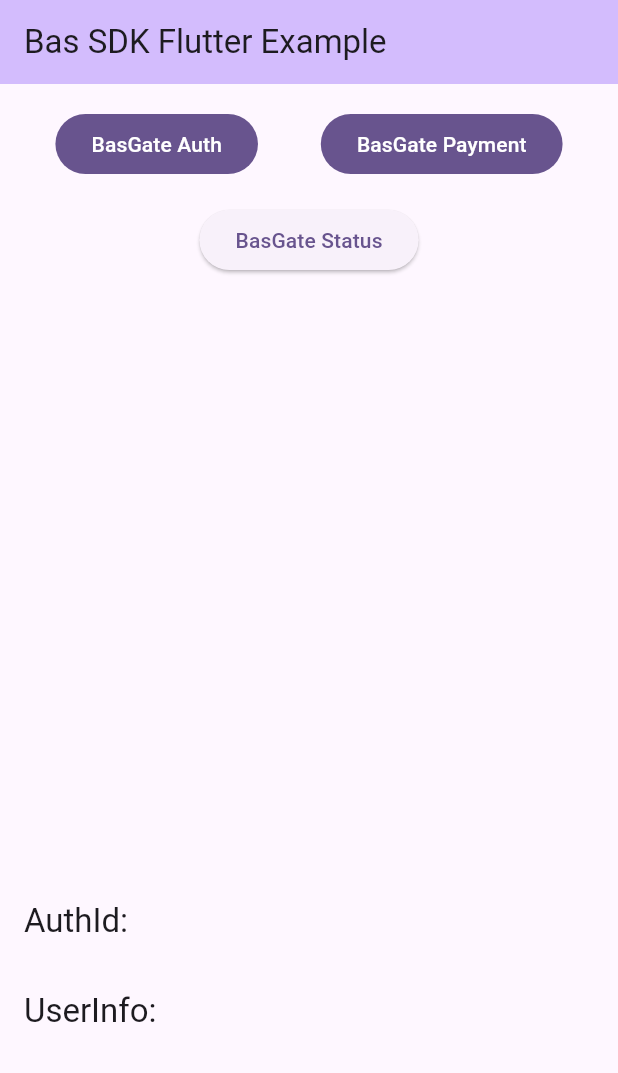
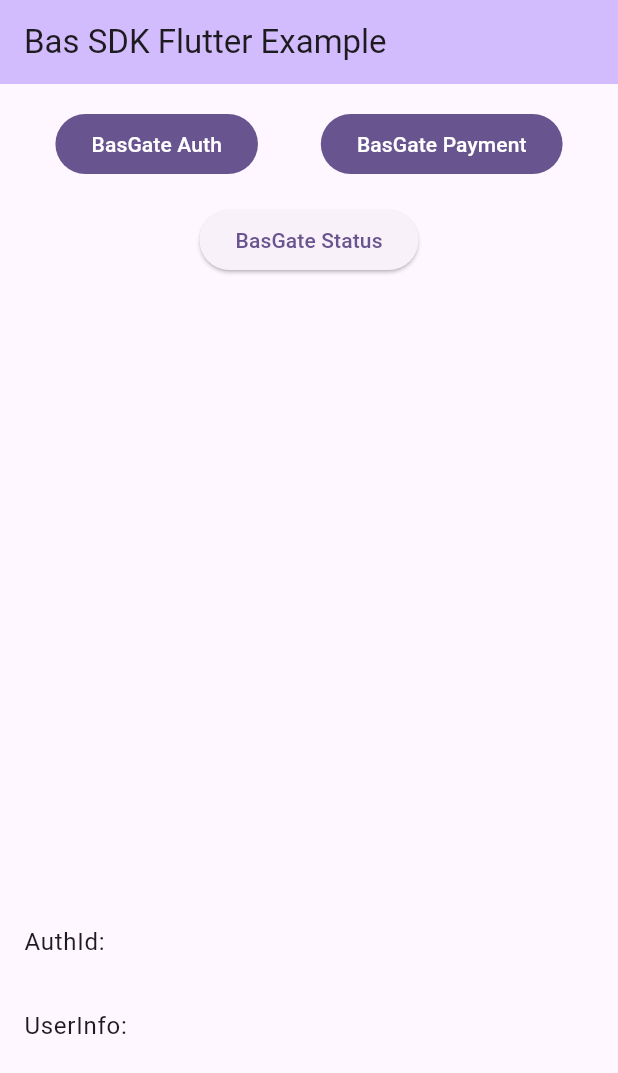
Before and after one commit to ansiabdo/BasFlutterSDK-Demo, a Flutter app: the screen it shows after launch, on a phone screen of 412 x 824 dp. Shown: the top 1073 px of the screen. Run offline on Flutter 3.47's test engine with Material 3 defaults, Android fonts, the phone set to English and light mode, and no system bars; missing offline and left inert: bas_sdk.

Commit message:
Update main.dart

```diff
--- a/lib/main.dart
+++ b/lib/main.dart
@@ -99,28 +99,28 @@ class _MyHomePageState extends State<MyHomePage> {
             padding: const EdgeInsets.all(16.0),
             child: Text(
               '$_authCode',
-              style: Theme.of(context).textTheme.headline6,
+              style: Theme.of(context).textTheme.body2,
             ),
           ),
           Padding(
             padding: const EdgeInsets.all(16.0),
             child: Text(
               '$_userInfo',
-              style: Theme.of(context).textTheme.headline6,
+              style: Theme.of(context).textTheme.body2,
             ),
           ),
           Padding(
             padding: const EdgeInsets.all(16.0),
             child: Text(
               '$_payment',
-              style: Theme.of(context).textTheme.headline6,
+              style: Theme.of(context).textTheme.body2,
             ),
           ),
           Padding(
             padding: const EdgeInsets.all(16.0),
             child: Text(
               '$_status',
-              style: Theme.of(context).textTheme.headline6,
+              style: Theme.of(context).textTheme.body2,
             ),
           ),
         ],
```
